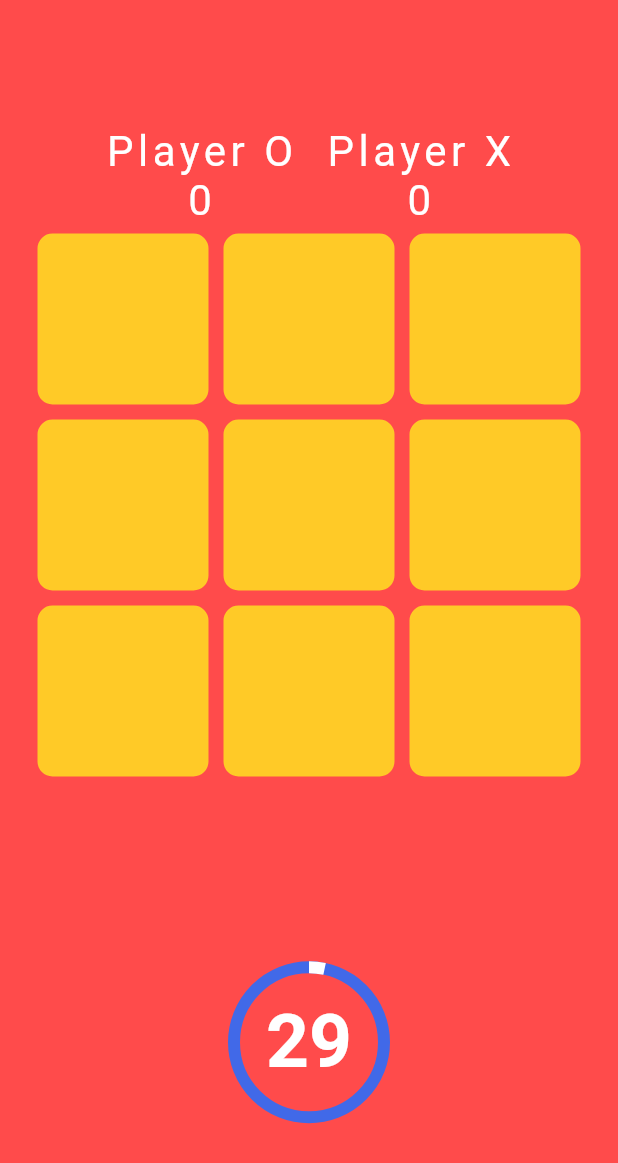
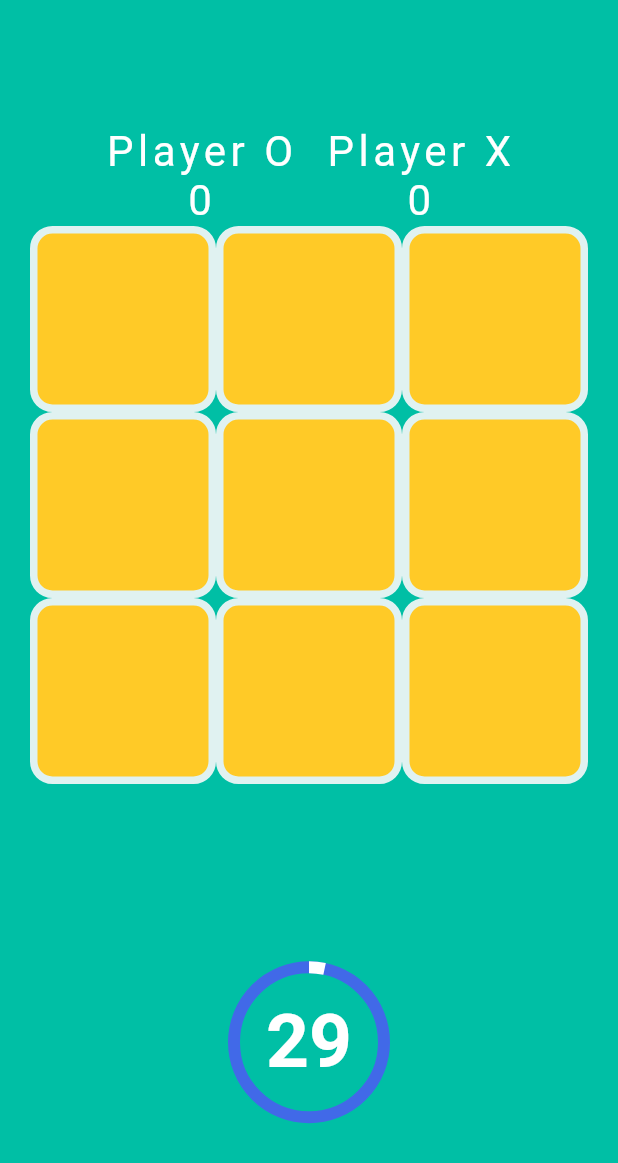
Before and after one commit to atik-sabuj/tic_tac_toe, a Flutter app: the screen it shows after launch, after a tap on "Start", on a phone screen of 412 x 824 dp. Shown: the top 1163 px of the screen. Run offline on Flutter 3.47's test engine with Material 2 defaults, Android fonts, the phone set to English and light mode, and no system bars; our stand-ins replace google_fonts; Roboto replaces fonts that are missing (Coiny).

Commit message:
Add Splash Screen

```diff
--- a/lib/constants/colors.dart
+++ b/lib/constants/colors.dart
@@ -1,7 +1,8 @@
 import 'package:flutter/material.dart';
 
 class MainColor {
-  static Color primaryColor = Color(0xFFff4b4b);
+  static Color primaryColor = Color(0xFFE0F2F1);
   static Color secondaryColor = Color(0xFFffca27);
   static Color accentColor = Color(0xFF4169e8);
+  static Color backgroundColor = Color(0xFF00BFA5);
 }
--- a/lib/main.dart
+++ b/lib/main.dart
@@ -1,5 +1,6 @@
 import 'package:flutter/material.dart';
 import 'package:tic_tac_toe/pages/gaming_theory.dart';
+import 'package:tic_tac_toe/pages/splash_screen.dart';
 
 void main() {
   runApp(const MyApp());
@@ -13,7 +14,7 @@ class MyApp extends StatelessWidget {
   Widget build(BuildContext context) {
     return MaterialApp(
       debugShowCheckedModeBanner: false,
-      home: const GameScreen(),
+      home: const SplashScreen(),
     );
   }
 }
--- a/lib/pages/gaming_theory.dart
+++ b/lib/pages/gaming_theory.dart
@@ -57,7 +57,7 @@ class _GameScreenState extends State<GameScreen> {
   @override
   Widget build(BuildContext context) {
     return Scaffold(
-      backgroundColor: MainColor.primaryColor,
+      backgroundColor: MainColor.backgroundColor,
       body: Padding(
         padding: const EdgeInsets.all(20),
         child: Column(
--- /dev/null
+++ b/lib/pages/splash_screen.dart
@@ -0,0 +1,47 @@
+import 'dart:async';
+import 'package:flutter/material.dart';
+import 'package:tic_tac_toe/pages/gaming_theory.dart';
+
+
+class SplashScreen extends StatefulWidget {
+  const SplashScreen({Key? key}) : super(key: key);
+
+  @override
+  State<SplashScreen> createState() => _SplashScreenState();
+}
+
+class _SplashScreenState extends State<SplashScreen> {
+  @override
+  void initState() {
+    super.initState();
+    Timer(
+        Duration(seconds: 3),
+            () =>
+            Navigator.pushReplacement(
+                context,
+                MaterialPageRoute(builder: (context) => GameScreen())));
+  }
+
+
+  @override
+  Widget build(BuildContext context) {
+    return Scaffold(
+      backgroundColor: Colors.deepPurple,
+      body: Column(
+        mainAxisAlignment: MainAxisAlignment.center,
+        crossAxisAlignment: CrossAxisAlignment.center,
+        children: [
+          Container(
+/*            height: 200,
+            width: 200,*/
+            child: Image.asset(
+              "images/logo paw.png",
+              /* height: 30,
+              width: 30,*/
+            ),
+          ),
+        ],
+      ),
+    );
+  }
+}
```
